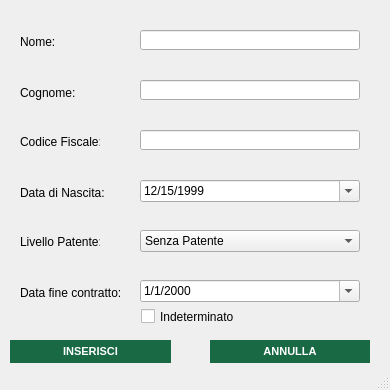
OT-Rax/AnconAmbiente, file src/main/gui/inserimento_operatore.ui: the form before one commit.
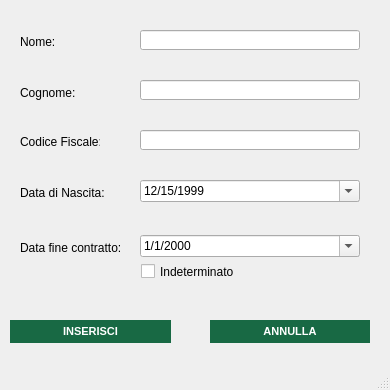
The form after the commit. Icons and pictures are not drawn.

The edit to the form file:
```diff
--- a/src/main/gui/inserimento_operatore.ui
+++ b/src/main/gui/inserimento_operatore.ui
@@ -56,24 +56,11 @@
      <string>Cognome:</string>
     </property>
    </widget>
-   <widget class="QLabel" name="label_3">
-    <property name="geometry">
-     <rect>
-      <x>20</x>
-      <y>235</y>
-      <width>80</width>
-      <height>13</height>
-     </rect>
-    </property>
-    <property name="text">
-     <string>Livello Patente:</string>
-    </property>
-   </widget>
    <widget class="QLabel" name="label_4">
     <property name="geometry">
      <rect>
       <x>20</x>
-      <y>285</y>
+      <y>240</y>
       <width>111</width>
       <height>16</height>
      </rect>
@@ -165,7 +152,7 @@
     <property name="geometry">
      <rect>
       <x>140</x>
-      <y>280</y>
+      <y>235</y>
       <width>220</width>
       <height>22</height>
      </rect>
@@ -177,51 +164,11 @@
      <bool>true</bool>
     </property>
    </widget>
-   <widget class="QComboBox" name="patente_combo">
-    <property name="geometry">
-     <rect>
-      <x>140</x>
-      <y>230</y>
-      <width>220</width>
-      <height>22</height>
-     </rect>
-    </property>
-    <item>
-     <property name="text">
-      <string>Senza Patente</string>
-     </property>
-    </item>
-    <item>
-     <property name="text">
-      <string>A</string>
-     </property>
-    </item>
-    <item>
-     <property name="text">
-      <string>B</string>
-     </property>
-    </item>
-    <item>
-     <property name="text">
-      <string>C</string>
-     </property>
-    </item>
-    <item>
-     <property name="text">
-      <string>D</string>
-     </property>
-    </item>
-    <item>
-     <property name="text">
-      <string>E</string>
-     </property>
-    </item>
-   </widget>
    <widget class="QPushButton" name="inserisci_button">
     <property name="geometry">
      <rect>
       <x>10</x>
-      <y>340</y>
+      <y>320</y>
       <width>161</width>
       <height>23</height>
      </rect>
@@ -251,7 +198,7 @@
     <property name="geometry">
      <rect>
       <x>210</x>
-      <y>340</y>
+      <y>320</y>
       <width>160</width>
       <height>23</height>
      </rect>
@@ -801,7 +748,7 @@
     <property name="geometry">
      <rect>
       <x>140</x>
-      <y>260</y>
+      <y>215</y>
       <width>235</width>
       <height>17</height>
      </rect>
@@ -905,7 +852,7 @@
     <property name="geometry">
      <rect>
       <x>141</x>
-      <y>305</y>
+      <y>260</y>
       <width>151</width>
       <height>23</height>
      </rect>
```
